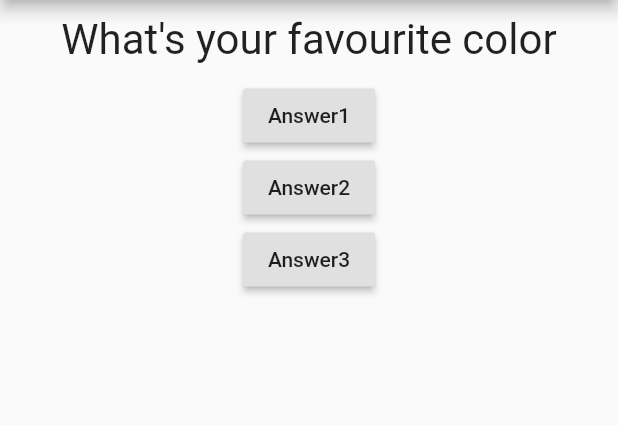
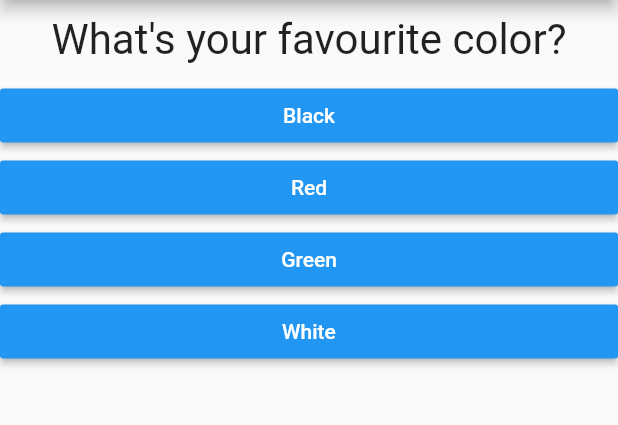
Before and after one commit to muriukiMartin/quiz_app, a Flutter app: the screen it shows after launch, on a phone screen of 412 x 824 dp, the part 84-509 px from its top. Run offline on Flutter 3.47's test engine with Material 2 defaults, Android fonts, the phone set to English and light mode, and no system bars.

Commit message:
Mapping to widgets

```diff
--- a/lib/main.dart
+++ b/lib/main.dart
@@ -2,6 +2,7 @@
 
 import 'package:flutter/material.dart';
 import './question.dart';
+import './answer.dart';
 
 void main() {
   runApp(MyQuizApp());
@@ -28,9 +29,20 @@ class _MyQuizAppState extends State<MyQuizApp> {
   @override
   Widget build(BuildContext context) {
     var questions = [
-      'What\'s your favourite color',
-      'What\'s your favourite animal',
+      {
+        'questionText': 'What\'s your favourite color?',
+        'answers': ['Black', 'Red', 'Green', 'White']
+      },
+      {
+        'questionText': 'What\'s your favourite animal?',
+        'answers': ['Rabbit', 'Snake', 'Elephant', 'Lion']
+      },
+      {
+        'questionText': 'Who\'s your favourite instructor?',
+        'answers': ['John', 'Jane', 'Joe', 'Joan']
+      },
     ];
+
     return MaterialApp(
       home: Scaffold(
         appBar: AppBar(
@@ -38,19 +50,10 @@ class _MyQuizAppState extends State<MyQuizApp> {
         ),
         body: Column(
           children: [
-            Question(questions[_questionIndex]),
-            RaisedButton(
-              child: Text('Answer1'),
-              onPressed: _answerQuestion,
-            ),
-            RaisedButton(
-              child: Text('Answer2'),
-              onPressed: _answerQuestion,
-            ),
-            RaisedButton(
-              child: Text('Answer3'),
-              onPressed: _answerQuestion,
-            ),
+            Question(questions[_questionIndex]['questionText'] as String),
+            ...(questions[_questionIndex]['answers'] as List<String>).map((answer) {
+              return Answer(_answerQuestion, answer);
+            }).toList()
           ],
         ),
       ),
```
